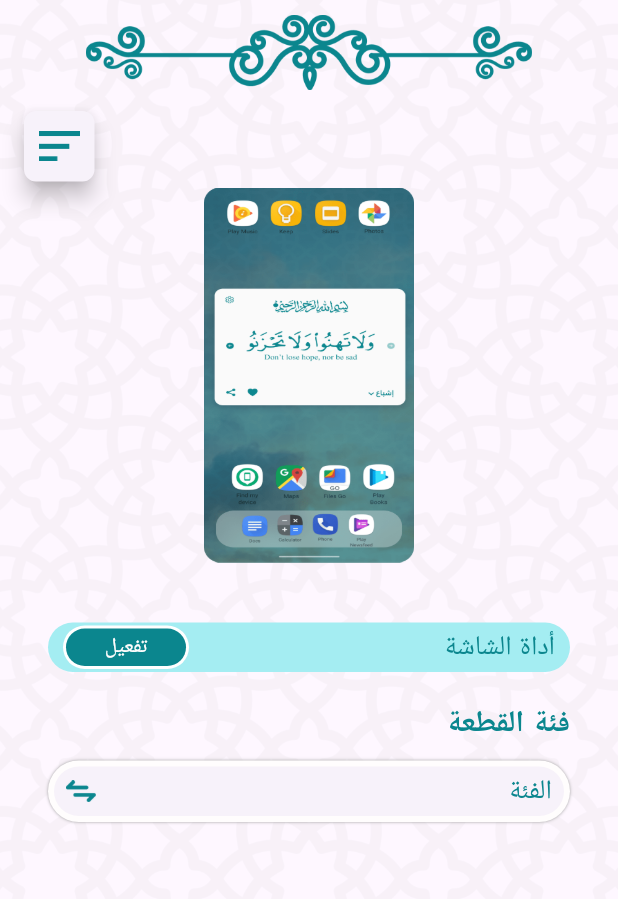
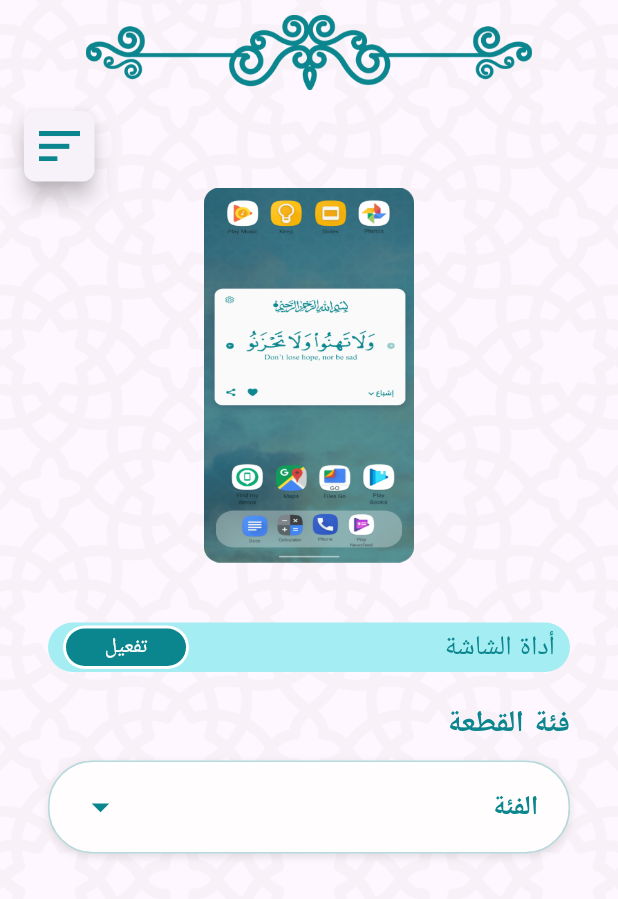
Before and after one commit to tahabutt96/widetapp, a Flutter app: the CategoriesGallery screen opened directly, on a phone screen of 412 x 824 dp. Shown: the top 899 px of the screen. Run offline on Flutter 3.47's test engine with Material 3 defaults, Android fonts, the phone set to English and light mode, and no system bars; our stand-ins replace animated_toggle_switch, cached_network_image, cloud_firestore, dotted_border, expandable, firebase_auth and 11 more; missing offline and left inert: flutter_background_service, flutter_dropzone, home_widget, image_network; accounts and stored records are empty; Roboto replaces fonts that are missing (Cairo).

Commit message:
updated code

```diff
--- a/lib/new_firebase/category_gallery.dart
+++ b/lib/new_firebase/category_gallery.dart
@@ -2,6 +2,7 @@ import 'package:appwidgetflutter/common/backgorund_image.dart';
 import 'package:appwidgetflutter/common/menu_button.dart';
 import 'package:appwidgetflutter/common/switch_button_widget.dart';
 import 'package:appwidgetflutter/new_firebase/common/drawer_widget.dart';
+import 'package:appwidgetflutter/new_firebase/models/category_item.dart';
 import 'package:flutter/material.dart';
 import 'package:flutter/services.dart';
 import 'package:google_fonts/google_fonts.dart';
@@ -29,6 +30,8 @@ class _CategoriesGalleryState extends State<CategoriesGallery> {
   String? category;
   String? ayat;
   final key = GlobalKey<ScaffoldState>();
+  List<CategoryItem> allCategories = getAllCategories();
+
   void isGetMethod() async {
     SharedPreferences sp = await SharedPreferences.getInstance();
     setState(() {
@@ -39,6 +42,168 @@ class _CategoriesGalleryState extends State<CategoriesGallery> {
     print("==> Get Ayat${ayat = sp.getString('CompletAyat')}");
     });
   }
+
+  Future<void> selectCategory(String categoryName) async {
+    SharedPreferences sp = await SharedPreferences.getInstance();
+    await sp.setString('Category', categoryName);
+    setState(() {
+      category = categoryName;
+      isShowContainer = false;
+    });
+    // Update widget data
+    await HomeWidget.saveWidgetData<String>('category', categoryName);
+    await HomeWidget.updateWidget(
+        name: 'AppWidgetProvider', iOSName: 'AppWidgetProvider');
+  }
+
+  Future<void> showCategoryDialog() async {
+    final selectedCategory = await showDialog<String>(
+      context: context,
+      builder: (BuildContext context) {
+        return Dialog(
+          backgroundColor: Colors.transparent,
+          insetPadding: EdgeInsets.all(10),
+          child: Container(
+            width: double.infinity,
+            height: MediaQuery.of(context).size.height * 0.8,
+            decoration: BoxDecoration(
+              color: Colors.white,
+              borderRadius: BorderRadius.circular(20),
+            ),
+            child: Column(
+              children: [
+                // Header
+                Container(
+                  padding: EdgeInsets.all(20),
+                  decoration: BoxDecoration(
+                    color: ColorResources.THEMECOLOR,
+                    borderRadius: BorderRadius.only(
+                      topLeft: Radius.circular(20),
+                      topRight: Radius.circular(20),
+                    ),
+                  ),
+                  child: Row(
+                    mainAxisAlignment: MainAxisAlignment.spaceBetween,
+                    children: [
+                      IconButton(
+                        icon: Icon(Icons.close, color: Colors.white),
+                        onPressed: () => Navigator.of(context).pop(),
+                      ),
+                      Text(
+                        'اختر الفئة',
+                        style: GoogleFonts.cairo(
+                          fontSize: 20,
+                          fontWeight: FontWeight.bold,
+                          color: Colors.white,
+                        ),
+                      ),
+                      SizedBox(width: 48), // Balance the close button
+                    ],
+                  ),
+                ),
+                // Categories List
+                Expanded(
+                  child: ListView.builder(
+                    padding: EdgeInsets.symmetric(vertical: 10),
+                    itemCount: allCategories.length,
+                    itemBuilder: (context, index) {
+                      final cat = allCategories[index];
+                      final isSelected = category == cat.name;
+
+                      return InkWell(
+                        onTap: () {
+                          Navigator.of(context).pop(cat.name);
+                        },
+                        child: Container(
+                          margin: EdgeInsets.symmetric(horizontal: 16, vertical: 6),
+                          padding: EdgeInsets.symmetric(horizontal: 20, vertical: 16),
+                          decoration: BoxDecoration(
+                            color: isSelected
+                              ? ColorResources.THEMECOLOR.withAlpha((0.1 * 255).toInt())
+                              : Colors.white,
+                            borderRadius: BorderRadius.circular(15),
+                            border: Border.all(
+                              color: isSelected
+                                ? ColorResources.THEMECOLOR
+                                : Colors.grey.withAlpha((0.3 * 255).toInt()),
+                              width: isSelected ? 2 : 1,
+                            ),
+                          ),
+                          child: Row(
+                            mainAxisAlignment: MainAxisAlignment.spaceBetween,
+                            children: [
+                              // Checkmark
+                              Container(
+                                width: 24,
+                                height: 24,
+                                decoration: BoxDecoration(
+                                  shape: BoxShape.circle,
+                                  color: isSelected
+                                    ? ColorResources.THEMECOLOR
+                                    : Colors.transparent,
+                                  border: Border.all(
+                                    color: isSelected
+                                      ? ColorResources.THEMECOLOR
+                                      : Colors.grey.withAlpha((0.5 * 255).toInt()),
+                                    width: 2,
+                                  ),
+                                ),
+                                child: isSelected
+                                  ? Icon(
+                                      Icons.check,
+                                      color: Colors.white,
+                                      size: 16,
+                                    )
+                                  : null,
+                              ),
+                              SizedBox(width: 12),
+                              // Category Name
+                              Expanded(
+                                child: Text(
+                                  cat.name,
+                                  textAlign: TextAlign.right,
+                                  style: GoogleFonts.cairo(
+                                    fontSize: 18,
+                                    fontWeight: isSelected ? FontWeight.bold : FontWeight.w500,
+                                    color: isSelected
+                                      ? ColorResources.THEMECOLOR
+                                      : ColorResources.BOTTOM_BAR_SELECTED,
+                                  ),
+                                ),
+                              ),
+                              SizedBox(width: 12),
+                              // Icon with teal background
+                              Container(
+                                width: 50,
+                                height: 50,
+                                decoration: BoxDecoration(
+                                  color: ColorResources.THEMECOLOR.withAlpha((0.15 * 255).toInt()),
+                                  borderRadius: BorderRadius.circular(12),
+                                ),
+                                child: Icon(
+                                  cat.icon ?? Icons.circle,
+                                  size: 28
+                                ),
+                              ),
+                            ],
+                          ),
+                        ),
+                      );
+                    },
+                  ),
+                ),
+              ],
+            ),
+          ),
+        );
+      },
+    );
+
+    if (selectedCategory != null) {
+      await selectCategory(selectedCategory);
+    }
+  }
+
   bool? selected;
   @override
   void initState() {
@@ -104,100 +269,49 @@ class _CategoriesGalleryState extends State<CategoriesGallery> {
                                   ),
                                 ),
 
-                                Container(
+                                InkWell(
+                                  onTap: showCategoryDialog,
+                                  child: Container(
                                     margin: EdgeInsets.symmetric(horizontal: 20.0),
+                                    padding: EdgeInsets.symmetric(horizontal: 20.0, vertical: 16.0),
                                     decoration: BoxDecoration(
                                       color: ColorResources.WHITE,
                                       boxShadow: [
                                         BoxShadow(
-                                        color: Colors.grey,
-                                        blurRadius: 1,
+                                          color: Colors.grey.withAlpha((0.3 * 255).toInt()),
+                                          blurRadius: 4,
+                                          offset: Offset(0, 2),
                                         ),
                                       ],
-                                    borderRadius: BorderRadius.only(
-                                      topLeft: isShowContainer?Radius.circular(30):Radius.circular(30),
-                                      topRight: isShowContainer?Radius.circular(30):Radius.circular(30),
-                                      bottomLeft: isShowContainer?Radius.circular(0):Radius.circular(30),
-                                      bottomRight: isShowContainer?Radius.circular(0):Radius.circular(30),
+                                      borderRadius: BorderRadius.circular(30),
+                                      border: Border.all(
+                                        color: ColorResources.THEMECOLOR.withAlpha((0.3 * 255).toInt()),
+                                        width: 1,
                                       ),
                                     ),
-                                    child: Column(
-                                      children: [
-                                      Card(
-                                          elevation:isShowContainer?1: 0,
-                                          shape: RoundedRectangleBorder(
-                                              borderRadius:
-                                                  BorderRadius.circular(30)),
                                     child: Row(
                                       mainAxisAlignment: MainAxisAlignment.spaceBetween,
                                       children: [
-                                              InkWell(
-                                                onTap: () {
-                                                    setState(() {
-                                                      isShowContainer=!isShowContainer;
-                                                    });
-                                                },
-                                                child: Padding(
-                                                  padding: const EdgeInsets.all(8.0),
-                                                  child: Image.asset(
-                                                    Images.share,
-                                                    width: 20,
-                                                    height: 17,
+                                        Icon(
+                                          Icons.arrow_drop_down,
+                                          color: ColorResources.THEMECOLOR,
+                                          size: 28,
+                                        ),
+                                        Text(
+                                          category ?? "الفئة",
+                                          maxLines: 1,
+                                          overflow: TextOverflow.ellipsis,
+                                          style: GoogleFonts.cairo(
+                                            fontSize: 18,
+                                            fontWeight: FontWeight.w600,
+                                            color: ColorResources.THEMECOLOR,
+                                          ),
+                                          textDirection: TextDirection.rtl,
+                                        ),
+                                      ],
                                     ),
                                   ),
                                 ),
-                                              // ListTile(
-                                              //   dense: true,
-                                              //   shape: RoundedRectangleBorder(
-                                              //       borderRadius:
-                                              //           BorderRadius.circular(30)),
-                                              //   visualDensity: VisualDensity(
-                                              //       horizontal: 0, vertical: -1),
-                                              //   tileColor: ColorResources.WHITE,
-                                              //   leading: InkWell(
-                                              //     onTap: (){
-                                              //       setState(() {
-                                              //         isShowContainer=!isShowContainer;
-                                              //       });
-                                              //     },
-                                              //     child: Padding(
-                                              //       padding: const EdgeInsets.all(8.0),
-                                              //       child: Image.asset(
-                                              //         Images.share,
-                                              //         width: 20,
-                                              //         height: 17,
-                                              //       ),
-                                              //     ),
-                                              //   ),
-                                              // ),
-                                              Padding(
-                                                padding: const EdgeInsets.symmetric(horizontal: 8.0),
-                                                child: Text(
-                                                  category??"الفئة",
-                                                  maxLines: 1,
-                                                  overflow: TextOverflow.ellipsis,
-                                                  style: GoogleFonts.lexend(
-                                                    fontSize: 18,
-                                                    fontWeight: FontWeight.w500,
-                                                    color: ColorResources.BOTTOM_BAR_SELECTED),
-                                                  textDirection: TextDirection.rtl),
-                                              ),
-                                            ],
-                                          )),
-                                          isShowContainer?
-                                      Container(
-                                          padding:
-                                              EdgeInsets.symmetric(horizontal: 12),
-                                          child: Text(
-                                            style: TextStyle(
-                                                fontSize: 14,
-                                                color: ColorResources
-                                                    .BOTTOM_BAR_SELECTED,
-                                                fontWeight: FontWeight.bold),
-                                            "يمكنك اختيار التصنيف الذي تريده من خلال الذهاب الى صفحة التصنيفات ثم الضغط على التصنيف والضغط على زر ",
-                                            textAlign: TextAlign.center,
-                                          )):Container(),
-                                    ])),
                                 SizedBox(height: 10),
                                 // Text("موضوع القطعة",
                                 //     style: GoogleFonts.lexend(
--- /dev/null
+++ b/lib/new_firebase/models/category_item.dart
@@ -0,0 +1,33 @@
+import 'package:flutter/material.dart';
+
+class CategoryItem {
+  final String name;
+  final String emoji;
+  final IconData? icon; // Optional Flutter icon
+
+  CategoryItem({
+    required this.name,
+    required this.emoji,
+    this.icon,
+  });
+}
+
+// List of all categories with their emojis
+List<CategoryItem> getAllCategories() {
+  return [
+    CategoryItem(name: 'سعادة', emoji: '😊', icon: Icons.sentiment_satisfied_alt),
+    CategoryItem(name: 'الحزن', emoji: '😢', icon: Icons.sentiment_dissatisfied),
+    CategoryItem(name: 'غضب', emoji: '😠', icon: Icons.sentiment_very_dissatisfied),
+    CategoryItem(name: 'قلق', emoji: '😰', icon: Icons.psychology_alt),
+    CategoryItem(name: 'حيرة', emoji: '🤨', icon: Icons.help_outline),
+    CategoryItem(name: 'فضول', emoji: '😑', icon: Icons.search),
+    CategoryItem(name: 'حب', emoji: '😍', icon: Icons.favorite),
+    CategoryItem(name: 'ضعف الإيمان', emoji: '😔', icon: Icons.trending_down),
+    CategoryItem(name: 'المرض - الرقية الشرعية', emoji: '🤒', icon: Icons.healing),
+    CategoryItem(name: 'عدم الصبر', emoji: '😳', icon: Icons.timer_off),
+    CategoryItem(name: 'هم', emoji: '😞', icon: Icons.cloud),
+    CategoryItem(name: 'الراحة', emoji: '🙂', icon: Icons.spa),
+    CategoryItem(name: 'الرضى', emoji: '😌', icon: Icons.check_circle_outline),
+    CategoryItem(name: 'الصدق', emoji: '😤', icon: Icons.verified),
+  ];
+}
```
Lines whose indentation alone changed are shown as unchanged.
